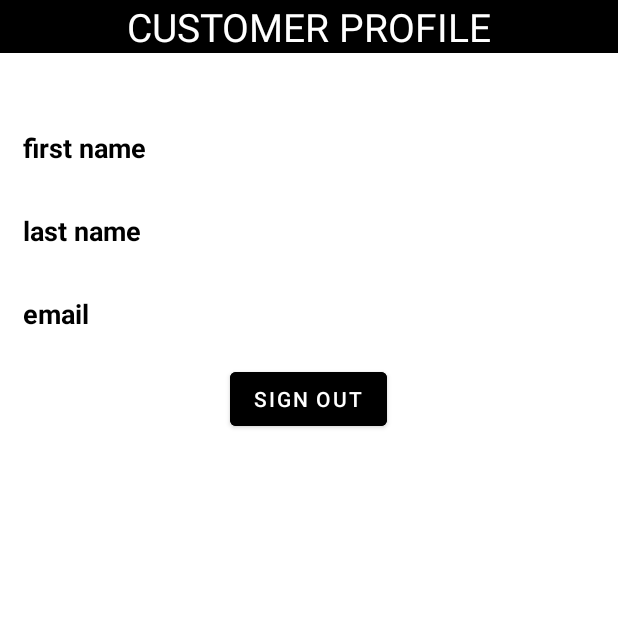
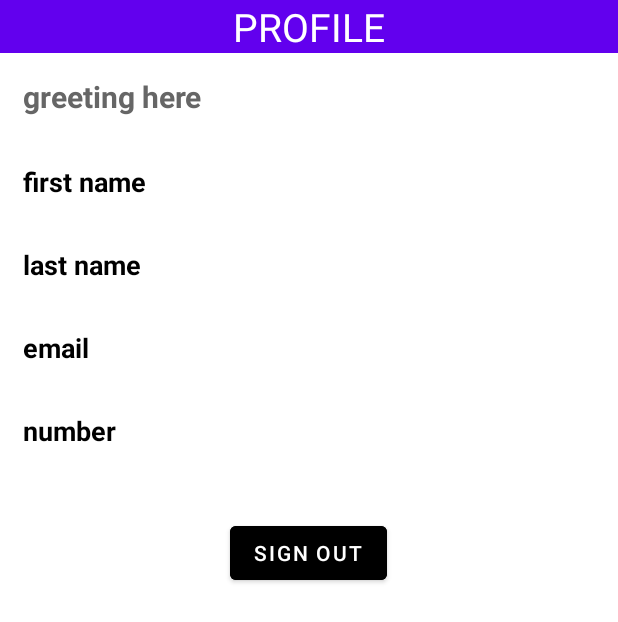
Before and after one commit to Maanethdesilva/Android-shopping-app, an Android app: the layout profile_page.xml on its own in the app's theme, with its tools: preview values and no code run, on a phone screen of 412 x 824 dp. Shown: the top 622 px of the screen. Run offline under Robolectric (Android 15) with nearby library versions, the phone set to English and light mode, and no system bars; Roboto replaces fonts that are not available here.

Commit message:
magen - updated profile to show appopriate profile information for a given account type

```diff
--- a/app/src/main/java/com/example/javaproject/MainActivity.java
+++ b/app/src/main/java/com/example/javaproject/MainActivity.java
@@ -25,7 +25,6 @@ public class MainActivity extends AppCompatActivity implements View.OnClickListe
 
     @Override
     protected void onCreate(Bundle savedInstanceState) {
-        String userID = FirebaseAuth.getInstance().getCurrentUser().getUid();
 
         super.onCreate(savedInstanceState);
         setContentView(R.layout.activity_main);
--- a/app/src/main/res/layout/profile_page.xml
+++ b/app/src/main/res/layout/profile_page.xml
@@ -31,21 +31,25 @@
         app:layout_constraintTop_toTopOf="parent">
 
         <TextView
-            android:id="@+id/textView"
+            android:id="@+id/tvProfileHeader"
             android:layout_width="match_parent"
             android:layout_height="wrap_content"
-            android:background="#000000"
-            android:text="CUSTOMER PROFILE"
+            android:background="@color/purple_500"
+            android:text="PROFILE"
             android:textAlignment="center"
             android:textColor="#FFFFFF"
             android:textSize="26sp" />
+
         <TextView
             android:id="@+id/tvGreet"
+            android:text="greeting here"
             android:layout_width="match_parent"
             android:layout_height="wrap_content"
-            android:textAlignment="center"
-            android:textColor="#000000"
-            android:textSize="26sp" />
+            android:layout_margin="15sp"
+            android:textStyle="bold"
+            android:textColor="#666666"
+            android:textSize="20sp" />
+
         <TextView
             android:id="@+id/tvFn"
             android:layout_width="match_parent"
@@ -73,12 +77,21 @@
             android:textColor="#000000"
             android:text="email"
             android:textSize="18sp" />
+        <TextView
+            android:id="@+id/tvPhoneNum"
+            android:layout_width="match_parent"
+            android:layout_height="wrap_content"
+            android:textStyle="bold"
+            android:layout_margin="15sp"
+            android:textColor="#000000"
+            android:text="number"
+            android:textSize="18sp" />
 
         <Button
             android:id="@+id/custSignOut"
             android:layout_width="wrap_content"
             android:layout_height="wrap_content"
-            android:layout_margin="5sp"
+            android:layout_margin="30sp"
             android:layout_gravity="center"
             android:backgroundTint="#000000"
             android:text="Sign Out"/>
```
Also changed, not shown: app/src/main/java/com/example/javaproject/ProfilePage.java (+39 -31 lines).
